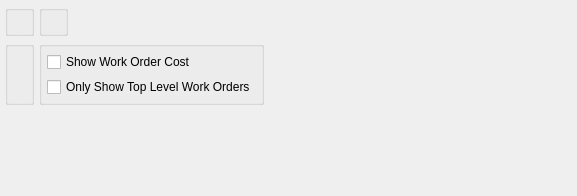
The window that guiclient/displays/dspWoHistoryByItem.ui (discountscott/qt-client) describes before a commit, drawn with Qt 5.
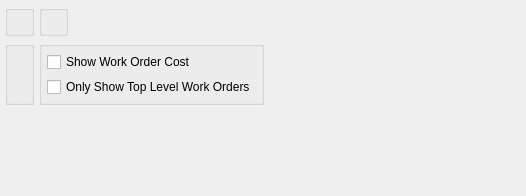
The same window after the commit. Custom widgets are drawn as their Qt base class.

```diff
--- a/guiclient/displays/dspWoHistoryByItem.ui
+++ b/guiclient/displays/dspWoHistoryByItem.ui
@@ -13,7 +13,7 @@
    <rect>
     <x>0</x>
     <y>0</y>
-    <width>577</width>
+    <width>526</width>
     <height>196</height>
    </rect>
   </property>
```
Left out of the diff: 2 changed lines with no effect on the pictures.
